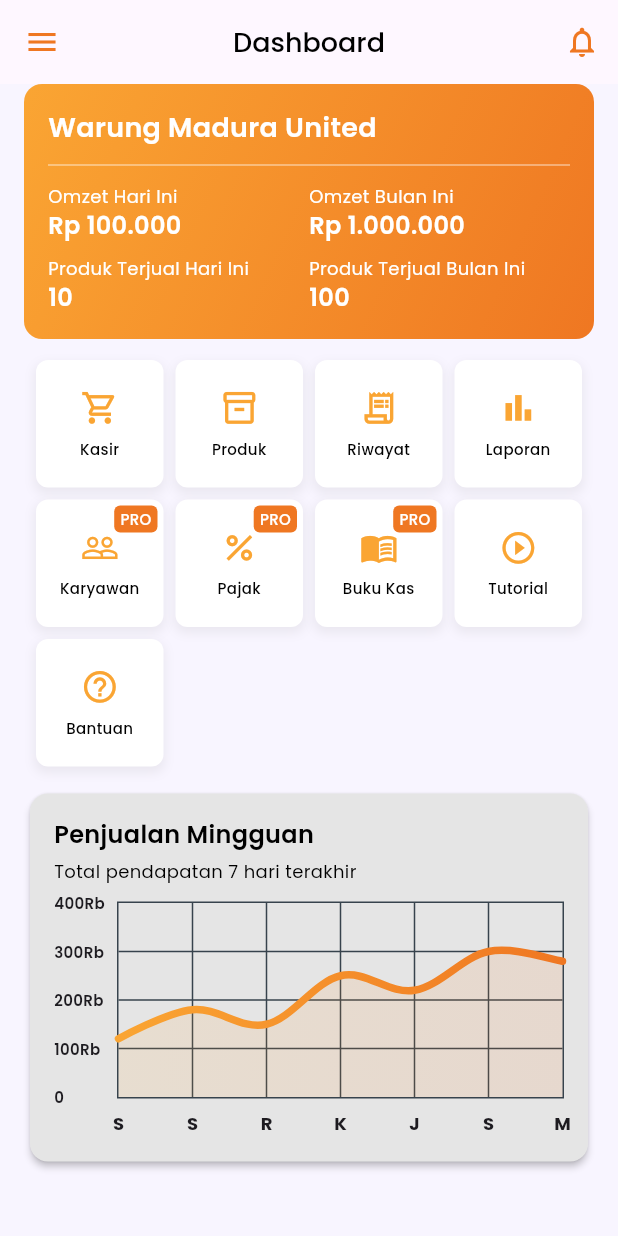
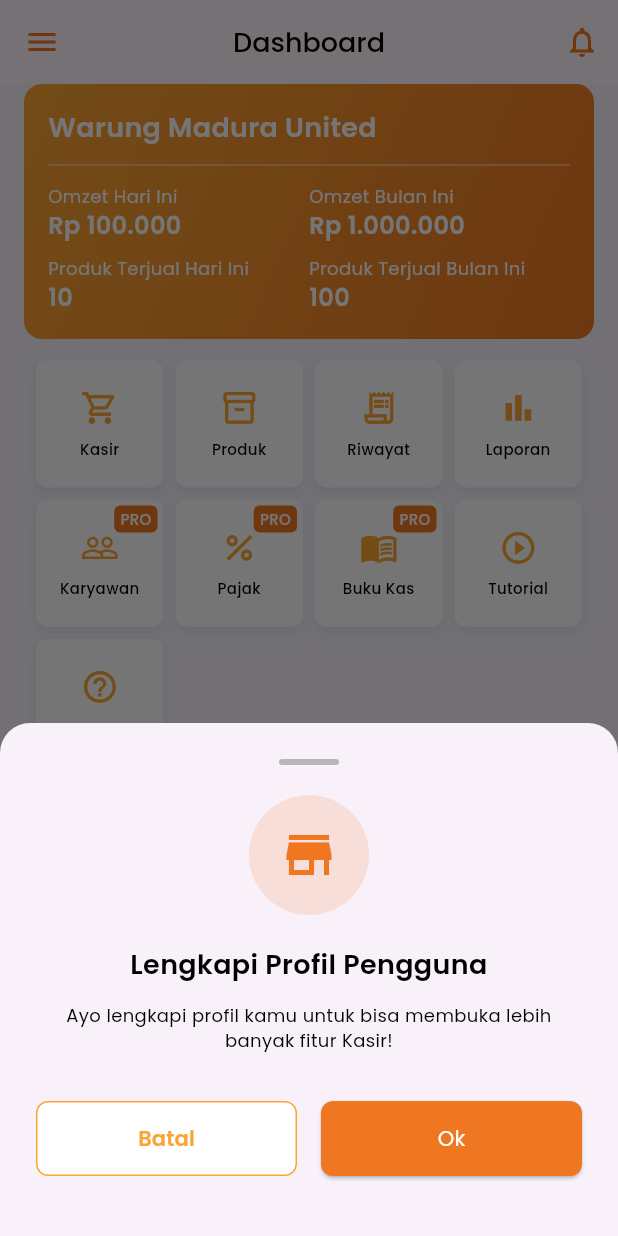
Before and after one commit to JinXVIII/FL-Kasirin-App, a Flutter app: the DashboardScreen screen opened by its route, on a phone screen of 412 x 824 dp. Run offline on Flutter 3.47's test engine with Material 3 defaults, Android fonts, the light colour scheme and no system bars; drawn by our look-alikes of fl_chart; our stand-ins replace go_router, image_picker, shared_preferences; accounts and stored records are empty.

Commit message:
feat(dashboard): add profile completion check and modal

```diff
--- a/lib/presentations/screens/dashboard/dashboard_screen.dart
+++ b/lib/presentations/screens/dashboard/dashboard_screen.dart
@@ -1,5 +1,6 @@
 import 'package:flutter/material.dart';
 import 'package:go_router/go_router.dart';
+import 'package:shared_preferences/shared_preferences.dart';
 
 import '../../../cores/routes/app_router.dart';
 import '../../../cores/constants/colors.dart';
@@ -8,9 +9,44 @@ import '../../../cores/themes/text_styles.dart';
 import 'widgets/financial_information_card.dart';
 import 'widgets/menu_item_card.dart';
 import 'widgets/sales_line_chart.dart';
+import 'widgets/profile_completion_modal.dart';
 
-class DashboardScreen extends StatelessWidget {
+class DashboardScreen extends StatefulWidget {
   const DashboardScreen({super.key});
+
+  @override
+  State<DashboardScreen> createState() => _DashboardScreenState();
+}
+
+class _DashboardScreenState extends State<DashboardScreen> {
+  bool _isProfileCompleted = false;
+  bool _isLoading = true;
+
+  @override
+  void initState() {
+    super.initState();
+    _checkProfileStatus();
+  }
+
+  Future<void> _checkProfileStatus() async {
+    final prefs = await SharedPreferences.getInstance();
+    final isProfileCompleted = prefs.getBool('isProfileCompleted') ?? false;
+
+    setState(() {
+      _isProfileCompleted = isProfileCompleted;
+      _isLoading = false;
+    });
+
+    // Show modal if profile is not completed
+    if (!isProfileCompleted) {
+      // Add a small delay to ensure the widget is fully built
+      Future.delayed(const Duration(milliseconds: 500), () {
+        if (mounted) {
+          ProfileCompletionModal.show(context);
+        }
+      });
+    }
+  }
 
   @override
   Widget build(BuildContext context) {
@@ -79,7 +115,9 @@ class DashboardScreen extends StatelessWidget {
         ],
       ),
       backgroundColor: AppColors.body,
-      body: Padding(
+      body: _isLoading
+          ? const Center(child: CircularProgressIndicator())
+          : Padding(
               padding: const EdgeInsets.symmetric(horizontal: 16),
               child: SingleChildScrollView(
                 child: Column(
--- /dev/null
+++ b/lib/presentations/screens/dashboard/widgets/profile_completion_modal.dart
@@ -0,0 +1,101 @@
+import 'package:flutter/material.dart';
+import '../../../../cores/constants/colors.dart';
+import '../../../../cores/themes/text_styles.dart';
+import '../../../widgets/custom_button.dart';
+
+class ProfileCompletionModal {
+  static void show(BuildContext context) {
+    showModalBottomSheet(
+      context: context,
+      isScrollControlled: true,
+      shape: const RoundedRectangleBorder(
+        borderRadius: BorderRadius.vertical(top: Radius.circular(20.0)),
+      ),
+      builder: (context) => Padding(
+        padding: EdgeInsets.only(
+          bottom: MediaQuery.of(context).viewInsets.bottom,
+        ),
+        child: Container(
+          padding: const EdgeInsets.all(24.0),
+          child: Column(
+            mainAxisSize: MainAxisSize.min,
+            children: [
+              // Handle bar
+              Container(
+                width: 40,
+                height: 4,
+                decoration: BoxDecoration(
+                  color: AppColors.grey,
+                  borderRadius: BorderRadius.circular(2),
+                ),
+              ),
+              const SizedBox(height: 20),
+
+              // Icon illustration
+              Container(
+                width: 80,
+                height: 80,
+                decoration: BoxDecoration(
+                  color: AppColors.orange.withAlpha(40),
+                  shape: BoxShape.circle,
+                ),
+                child: const Icon(
+                  Icons.store,
+                  size: 40,
+                  color: AppColors.orange,
+                ),
+              ),
+              const SizedBox(height: 20),
+
+              // Title
+              Text(
+                'Lengkapi Profil Pengguna',
+                style: AppTextStyles.heading3,
+                textAlign: TextAlign.center,
+              ),
+              const SizedBox(height: 12),
+
+              // Description
+              Text(
+                'Ayo lengkapi profil kamu untuk bisa membuka lebih banyak fitur Kasir!',
+                style: AppTextStyles.bodySmall,
+                textAlign: TextAlign.center,
+              ),
+              const SizedBox(height: 32),
+
+              // Action buttons
+              Row(
+                children: [
+                  // Cancel button
+                  Expanded(
+                    child: CustomButton.outlined(
+                      onPressed: () {
+                        Navigator.pop(context);
+                      },
+                      label: 'Batal',
+                      textColor: AppColors.primary,
+                      sideColor: AppColors.primary,
+                    ),
+                  ),
+                  const SizedBox(width: 16),
+
+                  // OK button
+                  Expanded(
+                    child: CustomButton.filled(
+                      onPressed: () {
+                        Navigator.pop(context);
+                      },
+                      label: 'Ok',
+                      color: AppColors.orange,
+                    ),
+                  ),
+                ],
+              ),
+              const SizedBox(height: 16),
+            ],
+          ),
+        ),
+      ),
+    );
+  }
+}
--- a/lib/presentations/widgets/custom_button.dart
+++ b/lib/presentations/widgets/custom_button.dart
@@ -13,6 +13,7 @@ class CustomButton extends StatelessWidget {
     this.style = ButtonStyle.filled,
     this.color = AppColors.primary,
     this.textColor = Colors.white,
+    this.sideColor,
     this.width = double.infinity,
     this.height = 50,
     this.borderRadius = 8,
@@ -27,9 +28,10 @@ class CustomButton extends StatelessWidget {
     required this.label,
     this.style = ButtonStyle.outlined,
     this.color = AppColors.white,
+    this.sideColor = Colors.grey,
     this.textColor = AppColors.primary,
     this.width = double.infinity,
-    this.height = 5,
+    this.height = 50,
     this.borderRadius = 8,
     this.icon,
     this.disabled = false,
@@ -40,6 +42,7 @@ class CustomButton extends StatelessWidget {
   final String label;
   final ButtonStyle style;
   final Color color;
+  final Color? sideColor;
   final Color textColor;
   final double width;
   final double height;
@@ -69,11 +72,6 @@ class CustomButton extends StatelessWidget {
                   if (icon != null) const SizedBox(width: 10.0),
                   Text(
                     label,
-                    // style: TextStyle(
-                    //   color: textColor,
-                    //   fontSize: fontSize,
-                    //   fontWeight: FontWeight.w600,
-                    // ),
                     style: AppTextStyles.heading4.copyWith(
                       color: textColor,
                       fontSize: fontSize,
@@ -87,7 +85,7 @@ class CustomButton extends StatelessWidget {
               onPressed: disabled ? null : onPressed,
               style: OutlinedButton.styleFrom(
                 backgroundColor: color,
-                side: const BorderSide(color: Colors.grey),
+                side: BorderSide(color: sideColor ?? textColor),
                 shape: RoundedRectangleBorder(
                   borderRadius: BorderRadius.circular(borderRadius),
                 ),
@@ -99,11 +97,6 @@ class CustomButton extends StatelessWidget {
                   if (icon != null) const SizedBox(width: 10.0),
                   Text(
                     label,
-                    // style: TextStyle(
-                    //   color: textColor,
-                    //   fontSize: fontSize,
-                    //   fontWeight: FontWeight.w600,
-                    // ),
                     style: AppTextStyles.heading4.copyWith(
                       color: textColor,
                       fontSize: fontSize,
```
Lines whose indentation alone changed are shown as unchanged.
